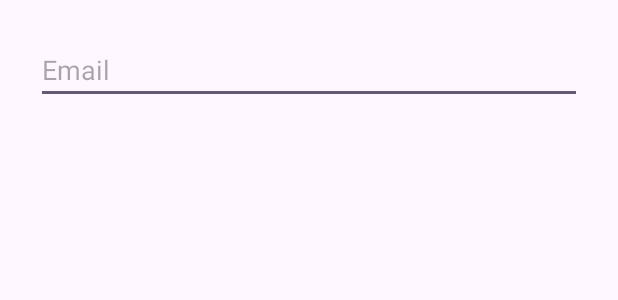
After one commit to Sarvesh-appdev/Cashify, an Android app: the layout activity_login.xml on its own in the app's theme, with its tools: preview values and no code run, on a phone screen of 412 x 824 dp. The commit adds this screen. Shown: the top 300 px of the screen. Run offline under Robolectric (Android 15) with nearby library versions, the phone set to English and light mode, and no system bars.

Commit message:
Redirect user to the login page

```diff
--- a/app/src/main/AndroidManifest.xml
+++ b/app/src/main/AndroidManifest.xml
@@ -14,6 +14,7 @@
         tools:targetApi="31">
         <activity
             android:name=".MainActivity"
+
             android:exported="true">
             <intent-filter>
                 <action android:name="android.intent.action.MAIN" />
@@ -21,6 +22,8 @@
                 <category android:name="android.intent.category.LAUNCHER" />
             </intent-filter>
         </activity>
+
+        <activity android:name=".LoginActivity"/>
     </application>
 
 </manifest>
--- a/app/src/main/java/com/example/quickcash_summer15/MainActivity.java
+++ b/app/src/main/java/com/example/quickcash_summer15/MainActivity.java
@@ -1,5 +1,6 @@
 package com.example.quickcash_summer15;
 
+import android.content.Intent;
 import android.os.Bundle;
 import android.text.TextUtils;
 import android.view.View;
@@ -87,6 +88,8 @@ public class MainActivity extends AppCompatActivity {
                                         if (dbTask.isSuccessful()) {
                                             Toast.makeText(getApplicationContext(), "Registration successful", Toast.LENGTH_SHORT).show();
                                             // Navigate to next screen or login page here if needed
+                                            Intent intent = new Intent(MainActivity.this, LoginActivity.class);
+                                            startActivity(intent);
                                         } else {
                                             Toast.makeText(getApplicationContext(),
                                                     "Database Error: " + dbTask.getException().getMessage(),
--- /dev/null
+++ b/app/src/main/res/layout/activity_login.xml
@@ -0,0 +1,14 @@
+<?xml version="1.0" encoding="utf-8"?>
+<androidx.constraintlayout.widget.ConstraintLayout xmlns:android="http://schemas.android.com/apk/res/android"
+    android:layout_width="match_parent"
+    android:layout_height="match_parent"
+    android:orientation="vertical"
+    android:padding="24dp">
+
+    <EditText
+        android:id="@+id/loginEmail"
+        android:layout_width="match_parent"
+        android:layout_height="wrap_content"
+        android:hint="Email"/>
+
+</androidx.constraintlayout.widget.ConstraintLayout>
--- a/app/src/main/res/layout/activity_main.xml
+++ b/app/src/main/res/layout/activity_main.xml
@@ -19,7 +19,7 @@
 
                 <TextView
                     android:layout_width="wrap_content"
-                    android:layout_height="wrap_content"
+                    android:layout_height="38dp"
                     android:text="Registration Page"
                     android:textSize="16sp"></TextView>
 
--- a/gradle/libs.versions.toml
+++ b/gradle/libs.versions.toml
@@ -1,5 +1,5 @@
 [versions]
-agp = "8.5.0"
+agp = "8.10.1"
 junit = "4.13.2"
 junitVersion = "1.1.5"
 espressoCore = "3.5.1"
```
Also changed, not shown: app/src/main/java/com/example/quickcash_summer15/LoginActivity.java (added, +16 -0 lines), gradle/wrapper/gradle-wrapper.properties.
